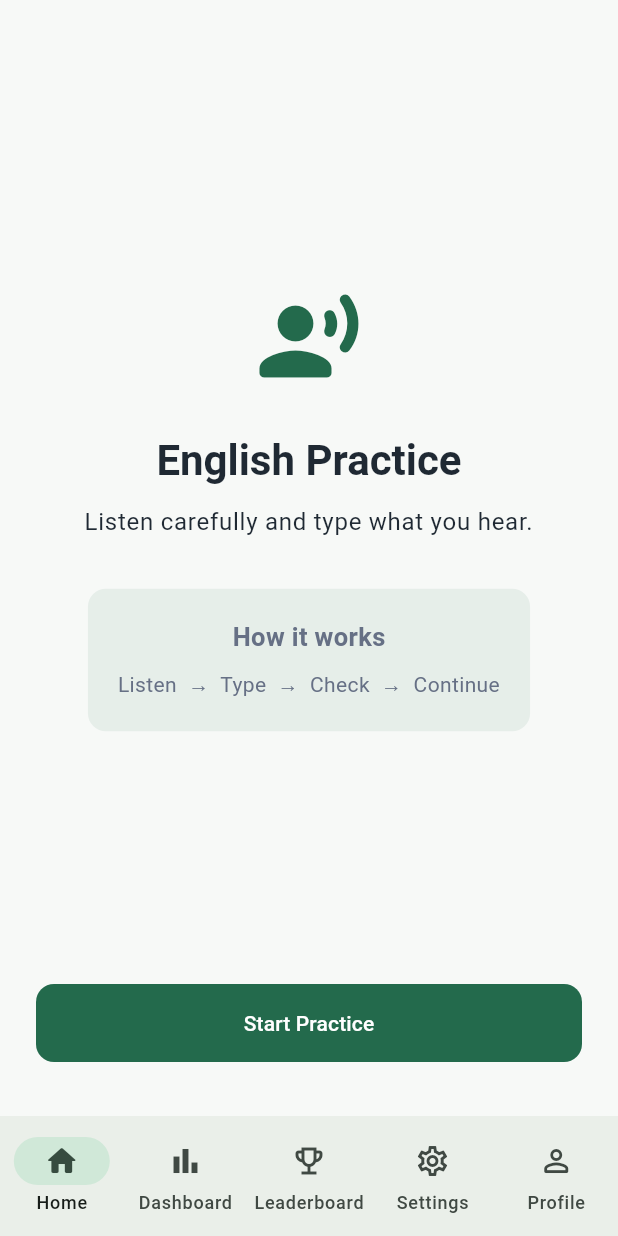
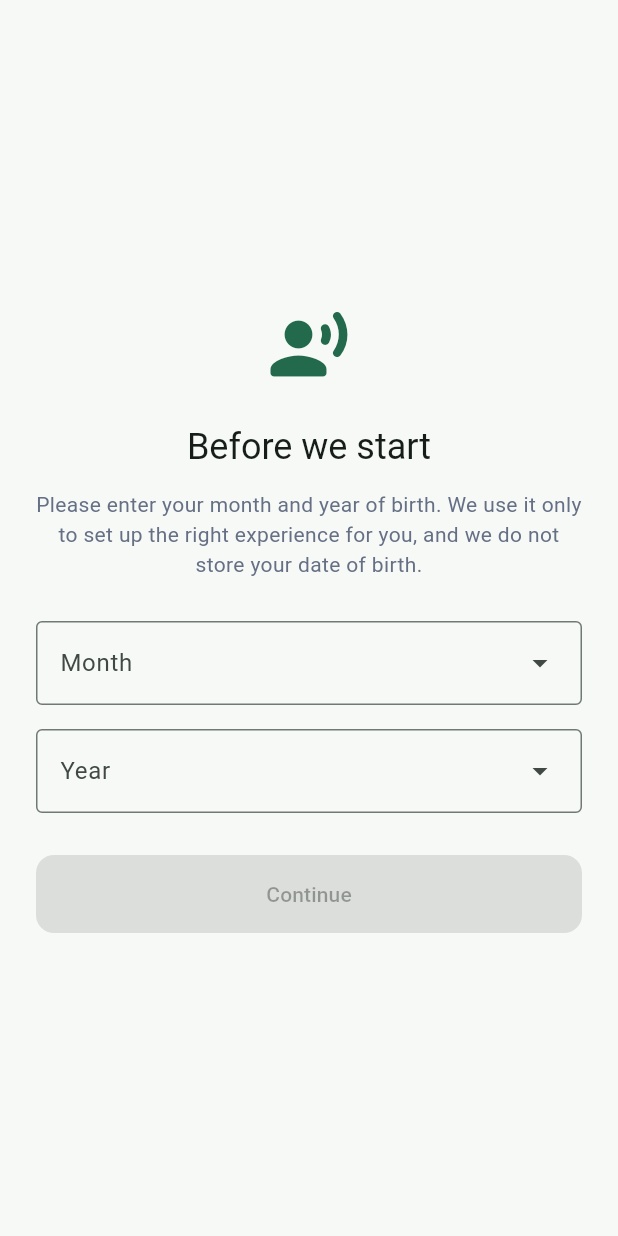
Before and after one commit to shahincse2/practice-english, a Flutter app: the screen it shows after launch, on a phone screen of 412 x 824 dp. Run offline on Flutter 3.47's test engine with Material 3 defaults, Android fonts, the phone set to English and light mode, and no system bars; our stand-ins replace audioplayers, firebase_analytics, firebase_auth, firebase_core, firebase_crashlytics, flutter_tts and 2 more; accounts and stored records are empty; generated files the repository leaves out were written again.

Commit message:
separated ads between kids and 18+ user

```diff
--- a/lib/app/app.dart
+++ b/lib/app/app.dart
@@ -2,8 +2,8 @@ import 'package:flutter/material.dart';
 
 import '../controllers/theme_controller.dart';
 import '../models/app_theme_mode.dart';
-import '../screens/main_navigation_screen.dart';
 import 'app_theme.dart';
+import 'audience_gate.dart';
 
 class EnglishPracticeApp extends StatelessWidget {
   const EnglishPracticeApp({super.key});
@@ -21,7 +21,7 @@ class EnglishPracticeApp extends StatelessWidget {
           theme: AppTheme.light(),
           darkTheme: AppTheme.dark(),
           themeMode: _themeMode,
-          home: const MainNavigationScreen(),
+          home: const AudienceGate(),
         );
       },
     );
--- /dev/null
+++ b/lib/app/audience_gate.dart
@@ -0,0 +1,23 @@
+import 'package:flutter/material.dart';
+
+import '../core/audience/audience_profile.dart';
+import '../core/audience/audience_service.dart';
+import '../screens/age_gate_screen.dart';
+import '../screens/main_navigation_screen.dart';
+
+/// Shows the age screen until it has been answered, then the app.
+class AudienceGate extends StatelessWidget {
+  const AudienceGate({super.key});
+
+  @override
+  Widget build(BuildContext context) {
+    return ValueListenableBuilder<AudienceProfile?>(
+      valueListenable: AudienceService.instance.profile,
+      builder: (context, profile, _) {
+        if (profile == null) return const AgeGateScreen();
+
+        return const MainNavigationScreen();
+      },
+    );
+  }
+}
--- /dev/null
+++ b/lib/core/audience/audience_band.dart
@@ -0,0 +1,25 @@
+/// The age group a user belongs to. Only this band is stored on the device,
+/// never the date of birth.
+enum AudienceBand {
+  child,
+  teen,
+  adult;
+
+  /// Works out the band from a month and year of birth.
+  ///
+  /// The day is unknown, so the birthday is assumed to be at the end of the
+  /// month: when in doubt the younger band is chosen. Impossible (future)
+  /// dates also end up as [child].
+  static AudienceBand fromBirth({
+    required int year,
+    required int month,
+    required DateTime now,
+  }) {
+    var age = now.year - year;
+    if (now.month <= month) age -= 1;
+
+    if (age < 13) return AudienceBand.child;
+    if (age < 18) return AudienceBand.teen;
+    return AudienceBand.adult;
+  }
+}
--- /dev/null
+++ b/lib/core/audience/audience_profile.dart
@@ -0,0 +1,51 @@
+import '../../data/practice_catalog.dart';
+import '../../models/practice_level.dart';
+import '../../models/practice_segment.dart';
+import 'audience_band.dart';
+
+/// What the app may do for one age band.
+///
+/// Screens and services ask this class instead of checking ages themselves,
+/// so every rule about children lives in one place.
+class AudienceProfile {
+  const AudienceProfile(this.band);
+
+  /// The most restrictive profile, used while the age is not known yet.
+  static const child = AudienceProfile(AudienceBand.child);
+
+  /// Children only see content written for their age.
+  static const _childLevels = {
+    PracticeLevel.nursery,
+    PracticeLevel.kg,
+    PracticeLevel.class1,
+    PracticeLevel.class2,
+    PracticeLevel.class3,
+    PracticeLevel.class4,
+    PracticeLevel.class5,
+    PracticeLevel.class6,
+    PracticeLevel.class7,
+  };
+
+  final AudienceBand band;
+
+  bool get isChild => band == AudienceBand.child;
+
+  /// Firebase, analytics and ads are never started for children.
+  bool get allowsThirdPartyServices => !isChild;
+  bool get allowsSignIn => !isChild;
+  bool get allowsLeaderboard => !isChild;
+  bool get allowsAds => !isChild;
+
+  List<PracticeSegment> get segments {
+    if (!isChild) return PracticeSegment.values;
+
+    return const [PracticeSegment.kids, PracticeSegment.school];
+  }
+
+  List<PracticeLevel> levelsFor(PracticeSegment segment) {
+    final levels = PracticeCatalog.levels[segment] ?? const <PracticeLevel>[];
+    if (!isChild) return levels;
+
+    return levels.where(_childLevels.contains).toList();
+  }
+}
--- /dev/null
+++ b/lib/core/audience/audience_service.dart
@@ -0,0 +1,38 @@
+import 'package:flutter/foundation.dart';
+import 'package:shared_preferences/shared_preferences.dart';
+
+import 'audience_band.dart';
+import 'audience_profile.dart';
+
+/// Remembers the age band chosen on the age screen.
+class AudienceService {
+  AudienceService._();
+
+  static final instance = AudienceService._();
+
+  static const _bandKey = 'audience_band';
+
+  /// Null until the age screen has been answered.
+  final profile = ValueNotifier<AudienceProfile?>(null);
+
+  /// The current profile; the most restrictive one while it is unknown.
+  AudienceProfile get current => profile.value ?? AudienceProfile.child;
+
+  Future<void> load() async {
+    final prefs = await SharedPreferences.getInstance();
+    final saved = prefs.getString(_bandKey);
+
+    final matches = AudienceBand.values.where((band) => band.name == saved);
+    if (matches.isNotEmpty) profile.value = AudienceProfile(matches.first);
+  }
+
+  /// Saves the band once. Later calls do nothing, so the answer cannot be
+  /// changed by going back and trying again.
+  Future<void> answer(AudienceBand band) async {
+    if (profile.value != null) return;
+
+    final prefs = await SharedPreferences.getInstance();
+    await prefs.setString(_bandKey, band.name);
+    profile.value = AudienceProfile(band);
+  }
+}
--- /dev/null
+++ b/lib/core/services/app_services.dart
@@ -0,0 +1,24 @@
+import 'dart:async';
+
+import '../audience/audience_profile.dart';
+import '../firebase/firebase_bootstrap.dart';
+import 'interstitial_ad_service.dart';
+import 'telemetry_service.dart';
+
+/// Starts Firebase, analytics and ads, but only for users who may have them.
+/// Children get none of them. Safe to call more than once.
+class AppServices {
+  const AppServices._();
+
+  static bool _started = false;
+
+  static Future<void> start(AudienceProfile audience) async {
+    if (_started || !audience.allowsThirdPartyServices) return;
+    _started = true;
+
+    unawaited(InterstitialAdService.instance.initialize(audience));
+
+    final firebaseReady = await initializeFirebase();
+    await TelemetryService.instance.initialize(firebaseReady: firebaseReady);
+  }
+}
--- /dev/null
+++ b/lib/screens/age_gate_screen.dart
@@ -0,0 +1,101 @@
+import 'package:flutter/material.dart';
+
+import '../core/audience/audience_band.dart';
+import '../core/audience/audience_profile.dart';
+import '../core/audience/audience_service.dart';
+import '../core/services/app_services.dart';
+import '../widgets/birth_date_fields.dart';
+
+/// Neutral age screen, shown once on first launch.
+///
+/// It asks for a month and year of birth without mentioning any age limit or
+/// what each answer unlocks. Only the resulting age band is kept.
+class AgeGateScreen extends StatefulWidget {
+  const AgeGateScreen({super.key});
+
+  @override
+  State<AgeGateScreen> createState() => _AgeGateScreenState();
+}
+
+class _AgeGateScreenState extends State<AgeGateScreen> {
+  int? _month;
+  int? _year;
+  bool _busy = false;
+
+  bool get _ready => _month != null && _year != null && !_busy;
+
+  Future<void> _continue() async {
+    final month = _month;
+    final year = _year;
+    if (month == null || year == null || _busy) return;
+
+    setState(() => _busy = true);
+
+    final band = AudienceBand.fromBirth(
+      year: year,
+      month: month,
+      now: DateTime.now(),
+    );
+
+    try {
+      // Start the services first so they are ready when the home screen opens.
+      await AppServices.start(AudienceProfile(band));
+    } catch (error) {
+      debugPrint('Starting services failed: $error');
+    }
+    await AudienceService.instance.answer(band);
+  }
+
+  @override
+  Widget build(BuildContext context) {
+    final theme = Theme.of(context);
+
+    return Scaffold(
+      body: SafeArea(
+        child: Center(
+          child: SingleChildScrollView(
+            padding: const EdgeInsets.all(24),
+            child: ConstrainedBox(
+              constraints: const BoxConstraints(maxWidth: 420),
+              child: Column(
+                crossAxisAlignment: CrossAxisAlignment.stretch,
+                children: [
+                  Icon(
+                    Icons.record_voice_over_rounded,
+                    size: 56,
+                    color: theme.colorScheme.primary,
+                  ),
+                  const SizedBox(height: 24),
+                  Text(
+                    'Before we start',
+                    style: theme.textTheme.headlineSmall,
+                    textAlign: TextAlign.center,
+                  ),
+                  const SizedBox(height: 12),
+                  Text(
+                    'Please enter your month and year of birth. We use it '
+                    'only to set up the right experience for you, and we do '
+                    'not store your date of birth.',
+                    style: theme.textTheme.bodyMedium,
+                    textAlign: TextAlign.center,
+                  ),
+                  const SizedBox(height: 28),
+                  BirthDateFields(
+                    enabled: !_busy,
+                    onMonthChanged: (value) => setState(() => _month = value),
+                    onYearChanged: (value) => setState(() => _year = value),
+                  ),
+                  const SizedBox(height: 28),
+                  FilledButton(
+                    onPressed: _ready ? _continue : null,
+                    child: const Text('Continue'),
+                  ),
+                ],
+              ),
+            ),
+          ),
+        ),
+      ),
+    );
+  }
+}
--- a/lib/screens/main_navigation_screen.dart
+++ b/lib/screens/main_navigation_screen.dart
@@ -1,5 +1,6 @@
 import 'package:flutter/material.dart';
 
+import '../core/audience/audience_service.dart';
 import 'dashboard_screen.dart';
 import 'home_screen.dart';
 import 'leaderboard_screen.dart';
@@ -13,53 +14,73 @@ class MainNavigationScreen extends StatefulWidget {
   State<MainNavigationScreen> createState() => _MainNavigationScreenState();
 }
 
+class _Tab {
+  const _Tab(this.screen, this.destination);
+
+  final Widget screen;
+  final NavigationDestination destination;
+}
+
 class _MainNavigationScreenState extends State<MainNavigationScreen> {
   int _index = 0;
 
-  final _screens = const [
-    HomeScreen(),
-    DashboardScreen(),
-    LeaderboardScreen(),
-    SettingsScreen(),
-    ProfileScreen(),
+  final _audience = AudienceService.instance.current;
+
+  late final List<_Tab> _tabs = [
+    const _Tab(
+      HomeScreen(),
+      NavigationDestination(
+        icon: Icon(Icons.home_outlined),
+        selectedIcon: Icon(Icons.home_rounded),
+        label: 'Home',
+      ),
+    ),
+    const _Tab(
+      DashboardScreen(),
+      NavigationDestination(
+        icon: Icon(Icons.bar_chart_outlined),
+        selectedIcon: Icon(Icons.bar_chart_rounded),
+        label: 'Dashboard',
+      ),
+    ),
+    if (_audience.allowsLeaderboard)
+      const _Tab(
+        LeaderboardScreen(),
+        NavigationDestination(
+          icon: Icon(Icons.emoji_events_outlined),
+          selectedIcon: Icon(Icons.emoji_events_rounded),
+          label: 'Leaderboard',
+        ),
+      ),
+    const _Tab(
+      SettingsScreen(),
+      NavigationDestination(
+        icon: Icon(Icons.settings_outlined),
+        selectedIcon: Icon(Icons.settings_rounded),
+        label: 'Settings',
+      ),
+    ),
+    const _Tab(
+      ProfileScreen(),
+      NavigationDestination(
+        icon: Icon(Icons.person_outline_rounded),
+        selectedIcon: Icon(Icons.person_rounded),
+        label: 'Profile',
+      ),
+    ),
   ];
 
   @override
   Widget build(BuildContext context) {
     return Scaffold(
-      body: IndexedStack(index: _index, children: _screens),
+      body: IndexedStack(
+        index: _index,
+        children: [for (final tab in _tabs) tab.screen],
+      ),
       bottomNavigationBar: NavigationBar(
         selectedIndex: _index,
-        onDestinationSelected: (index) {
-          setState(() => _index = index);
-        },
-        destinations: const [
-          NavigationDestination(
-            icon: Icon(Icons.home_outlined),
-            selectedIcon: Icon(Icons.home_rounded),
-            label: 'Home',
-          ),
-          NavigationDestination(
-            icon: Icon(Icons.bar_chart_outlined),
-            selectedIcon: Icon(Icons.bar_chart_rounded),
-            label: 'Dashboard',
-          ),
-          NavigationDestination(
-            icon: Icon(Icons.emoji_events_outlined),
-            selectedIcon: Icon(Icons.emoji_events_rounded),
-            label: 'Leaderboard',
-          ),
-          NavigationDestination(
-            icon: Icon(Icons.settings_outlined),
-            selectedIcon: Icon(Icons.settings_rounded),
-            label: 'Settings',
-          ),
-          NavigationDestination(
-            icon: Icon(Icons.person_outline_rounded),
-            selectedIcon: Icon(Icons.person_rounded),
-            label: 'Profile',
-          ),
-        ],
+        onDestinationSelected: (index) => setState(() => _index = index),
+        destinations: [for (final tab in _tabs) tab.destination],
       ),
     );
   }
--- a/lib/screens/practice_level_screen.dart
+++ b/lib/screens/practice_level_screen.dart
@@ -1,5 +1,6 @@
 import 'package:flutter/material.dart';
 
+import '../core/audience/audience_service.dart';
 import '../data/practice_catalog.dart';
 import '../models/practice_level.dart';
 import '../models/practice_segment.dart';
@@ -42,7 +43,7 @@ class PracticeLevelScreen extends StatelessWidget {
 
   @override
   Widget build(BuildContext context) {
-    final levels = PracticeCatalog.levels[segment] ?? [];
+    final levels = AudienceService.instance.current.levelsFor(segment);
 
     return Scaffold(
       appBar: AppBar(title: Text(PracticeCatalog.segmentName(segment))),
--- a/lib/screens/practice_screen.dart
+++ b/lib/screens/practice_screen.dart
@@ -37,6 +37,7 @@ class _PracticeScreenState extends State<PracticeScreen> {
   void initState() {
     super.initState();
     _telemetry.setKidsMode(widget.segment == PracticeSegment.kids.name);
+    InterstitialAdService.instance.prepare(segment: widget.segment);
     _controller = PracticeController(
       PracticeRepositoryImpl(defaultPracticeDataSource()),
     );
@@ -81,6 +82,7 @@ class _PracticeScreenState extends State<PracticeScreen> {
       unawaited(_telemetry.sessionCompleted(widget.segment, widget.level));
       await InterstitialAdService.instance.showAfterCompletedSession(
         _sessions.completedSessions.value,
+        segment: widget.segment,
       );
 
       if (!mounted) return;
--- /dev/null
+++ b/lib/widgets/birth_date_fields.dart
@@ -0,0 +1,66 @@
+import 'package:flutter/material.dart';
+
+/// Month and year pickers with nothing pre-selected, so the screen does not
+/// hint at which answer is "right".
+class BirthDateFields extends StatelessWidget {
+  const BirthDateFields({
+    super.key,
+    required this.enabled,
+    required this.onMonthChanged,
+    required this.onYearChanged,
+  });
+
+  static const _months = [
+    'January',
+    'February',
+    'March',
+    'April',
+    'May',
+    'June',
+    'July',
+    'August',
+    'September',
+    'October',
+    'November',
+    'December',
+  ];
+
+  final bool enabled;
+  final ValueChanged<int?> onMonthChanged;
+  final ValueChanged<int?> onYearChanged;
+
+  @override
+  Widget build(BuildContext context) {
+    final currentYear = DateTime.now().year;
+
+    return Column(
+      crossAxisAlignment: CrossAxisAlignment.stretch,
+      children: [
+        DropdownMenu<int>(
+          enabled: enabled,
+          label: const Text('Month'),
+          expandedInsets: EdgeInsets.zero,
+          requestFocusOnTap: false,
+          onSelected: onMonthChanged,
+          dropdownMenuEntries: [
+            for (var i = 0; i < _months.length; i++)
+              DropdownMenuEntry(value: i + 1, label: _months[i]),
+          ],
+        ),
+        const SizedBox(height: 16),
+        DropdownMenu<int>(
+          enabled: enabled,
+          label: const Text('Year'),
+          expandedInsets: EdgeInsets.zero,
+          requestFocusOnTap: false,
+          menuHeight: 320,
+          onSelected: onYearChanged,
+          dropdownMenuEntries: [
+            for (var year = currentYear; year >= currentYear - 100; year--)
+              DropdownMenuEntry(value: year, label: '$year'),
+          ],
+        ),
+      ],
+    );
+  }
+}
```
Also changed, not shown: lib/core/ads/ad_configuration.dart (added, +37 -0 lines), lib/core/ads/ad_policy.dart (added, +27 -0 lines), lib/core/services/interstitial_ad_service.dart (+29 -5 lines), lib/main.dart (+7 -8 lines), lib/screens/practice_setup_screen.dart (+5 -3 lines), lib/screens/profile_screen.dart (+8 -4 lines), pubspec.lock, 1 other file.
